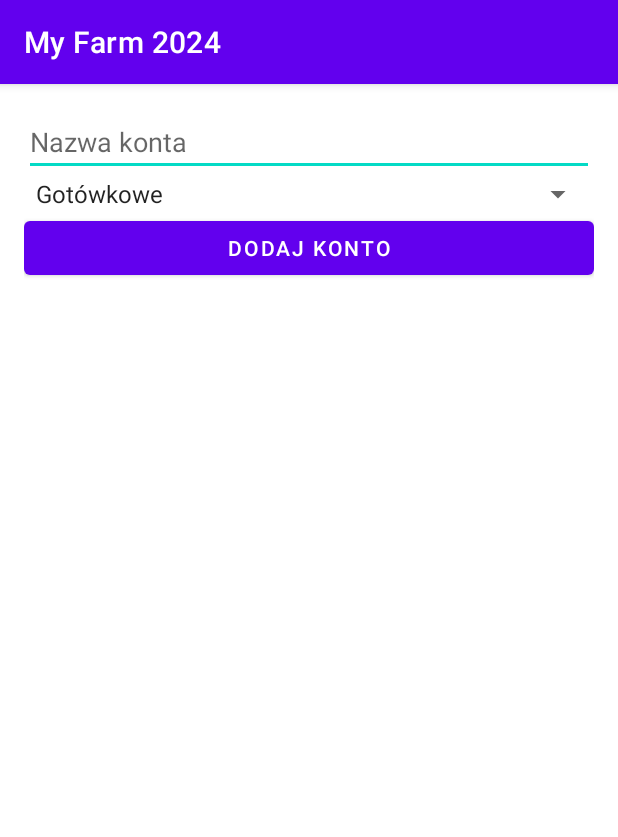
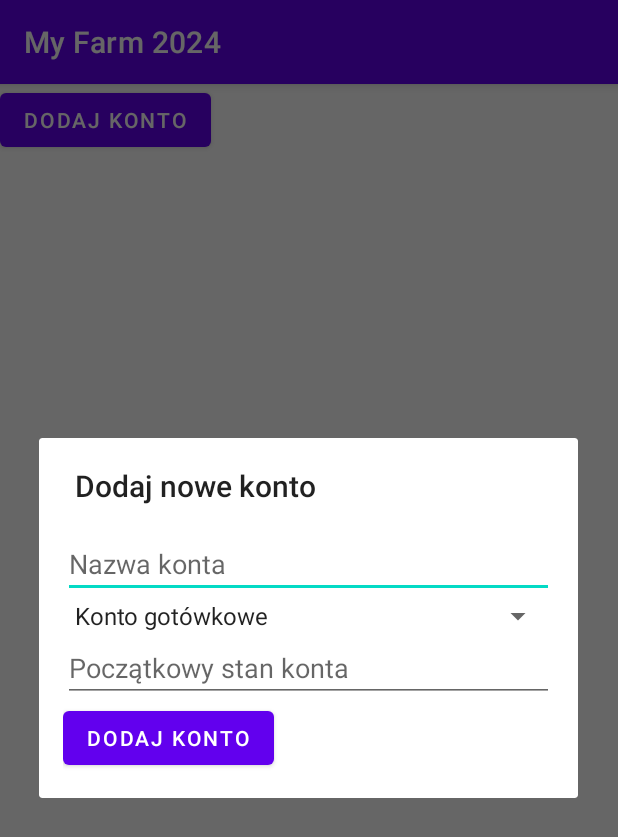
Before and after one commit to maciek123654/project, an Android app: the fragment ConfigFragment shown on its own in the app's theme, after a tap on "DODAJ KONTO", on a phone screen of 412 x 824 dp. Shown: the top 837 px of the screen. Run offline under Robolectric (Android 15) with nearby library versions, the phone set to English and light mode, and no system bars.

Commit message:
wybór konta w nowym mniejszym okienku w menu konfiguracji

```diff
--- a/app/src/main/java/com/example/myfarm2024/ui/configuration/ConfigFragment.kt
+++ b/app/src/main/java/com/example/myfarm2024/ui/configuration/ConfigFragment.kt
@@ -7,12 +7,17 @@ import android.view.ViewGroup
 import android.widget.Button
 import android.widget.EditText
 import android.widget.Spinner
+import android.app.AlertDialog
+import android.widget.ArrayAdapter
+import android.widget.Toast
 import com.example.myfarm2024.R
 import androidx.fragment.app.Fragment
 import com.example.myfarm2024.database.FieldDatabaseHelper
 
 class ConfigFragment : Fragment() {
-    private lateinit var dbHelper: FieldDatabaseHelper
+
+    private lateinit var databaseHelper: FieldDatabaseHelper
+    private lateinit var buttonShowAddAccountDialog: Button
 
     override fun onCreateView(
         inflater: LayoutInflater, container: ViewGroup?,
@@ -20,23 +25,50 @@ class ConfigFragment : Fragment() {
     ): View? {
         val view = inflater.inflate(R.layout.fragment_config, container, false)
 
-        dbHelper = FieldDatabaseHelper(requireContext())
+        databaseHelper = FieldDatabaseHelper(requireContext())
+        buttonShowAddAccountDialog = view.findViewById(R.id.buttonShowAddAccountDialog)
 
-        val editTextAccountName = view.findViewById<EditText>(R.id.editTextAccountName)
-        val spinnerAccountType = view.findViewById<Spinner>(R.id.spinnerAccountType)
-        val buttonAddAccount = view.findViewById<Button>(R.id.buttonAddAccount)
-
-        buttonAddAccount.setOnClickListener {
-            val accountName = editTextAccountName.text.toString()
-            val accountType = spinnerAccountType.selectedItem.toString()
-
-            if (accountName.isNotEmpty()){
-                dbHelper.addAccount(accountName, accountType)
-                editTextAccountName.text.clear()
-                spinnerAccountType.setSelection(0)
-            }
+        buttonShowAddAccountDialog.setOnClickListener {
+            showAddAccountDialog()
         }
 
         return view
     }
+
+    private fun showAddAccountDialog() {
+        val dialogView = layoutInflater.inflate(R.layout.dialog_add_account, null)
+        val dialogBuilder = AlertDialog.Builder(requireContext())
+            .setView(dialogView)
+            .setTitle("Dodaj nowe konto")
+            .setCancelable(true)
+
+        val alertDialog = dialogBuilder.create()
+
+        val editTextAccountName = dialogView.findViewById<EditText>(R.id.editTextAccountName)
+        val editTextInitialBalance = dialogView.findViewById<EditText>(R.id.editTextInitialBalance)
+        val spinnerAccountType = dialogView.findViewById<Spinner>(R.id.spinnerAccountType)
+        val buttonAddNewAccount = dialogView.findViewById<Button>(R.id.buttonAddNewAccount)
+
+        // Ustaw adapter dla Spinnera z listą typów kont
+        val accountTypes = arrayOf("Konto gotówkowe", "Konto bankowe") // Możesz rozszerzyć listę według potrzeb
+        val adapter = ArrayAdapter(requireContext(), android.R.layout.simple_spinner_item, accountTypes)
+        adapter.setDropDownViewResource(android.R.layout.simple_spinner_dropdown_item)
+        spinnerAccountType.adapter = adapter
+
+        buttonAddNewAccount.setOnClickListener {
+            val accountName = editTextAccountName.text.toString().trim()
+            val accountType = spinnerAccountType.selectedItem.toString()
+            val initialBalance = editTextInitialBalance.text.toString().toDoubleOrNull() ?: 0.0
+
+            if (accountName.isNotEmpty() && accountType.isNotEmpty()) {
+                databaseHelper.addAccount(accountName, accountType, initialBalance)
+                alertDialog.dismiss()
+                Toast.makeText(requireContext(), "Dodano nowe konto", Toast.LENGTH_SHORT).show()
+            } else {
+                Toast.makeText(requireContext(), "Podaj nazwę i typ konta", Toast.LENGTH_SHORT).show()
+            }
+        }
+
+        alertDialog.show()
+    }
 }
--- /dev/null
+++ b/app/src/main/res/layout/dialog_add_account.xml
@@ -0,0 +1,32 @@
+<!-- res/layout/dialog_add_account.xml -->
+<LinearLayout xmlns:android="http://schemas.android.com/apk/res/android"
+    android:layout_width="match_parent"
+    android:layout_height="wrap_content"
+    android:orientation="vertical"
+    android:padding="16dp">
+
+    <EditText
+        android:id="@+id/editTextAccountName"
+        android:layout_width="match_parent"
+        android:layout_height="wrap_content"
+        android:hint="Nazwa konta" />
+
+    <Spinner
+        android:id="@+id/spinnerAccountType"
+        android:layout_width="match_parent"
+        android:layout_height="wrap_content"
+        android:entries="@array/account_types" />
+
+    <EditText
+        android:id="@+id/editTextInitialBalance"
+        android:layout_width="match_parent"
+        android:layout_height="wrap_content"
+        android:hint="Początkowy stan konta"
+        android:inputType="numberDecimal" />
+
+    <Button
+        android:id="@+id/buttonAddNewAccount"
+        android:layout_width="wrap_content"
+        android:layout_height="wrap_content"
+        android:text="Dodaj konto" />
+</LinearLayout>
--- a/app/src/main/res/layout/fragment_config.xml
+++ b/app/src/main/res/layout/fragment_config.xml
@@ -1,25 +1,16 @@
-<?xml version="1.0" encoding="utf-8"?>
+<!-- res/layout/fragment_config.xml -->
 <LinearLayout xmlns:android="http://schemas.android.com/apk/res/android"
     android:layout_width="match_parent"
     android:layout_height="match_parent"
-    android:orientation="vertical"
-    android:padding="16dp">
+    android:orientation="vertical">
 
-    <EditText
-        android:id="@+id/editTextAccountName"
-        android:layout_width="match_parent"
-        android:layout_height="wrap_content"
-        android:hint="Nazwa konta" />
-
-    <Spinner
-        android:id="@+id/spinnerAccountType"
-        android:layout_width="match_parent"
-        android:layout_height="wrap_content"
-        android:entries="@array/account_types" />
+    <!-- Inne widoki -->
 
     <Button
-        android:id="@+id/buttonAddAccount"
-        android:layout_width="match_parent"
+        android:id="@+id/buttonShowAddAccountDialog"
+        android:layout_width="wrap_content"
         android:layout_height="wrap_content"
         android:text="Dodaj konto" />
+
+    <!-- Inne widoki -->
 </LinearLayout>
```
Also changed, not shown: app/src/main/res/layout/fragment_add_field.xml (line endings or trailing spaces).
